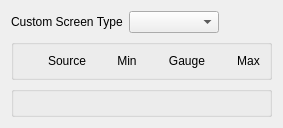
Qt form companion/src/modeledit/telemetry_customscreen.ui (opentx/opentx) before a commit.
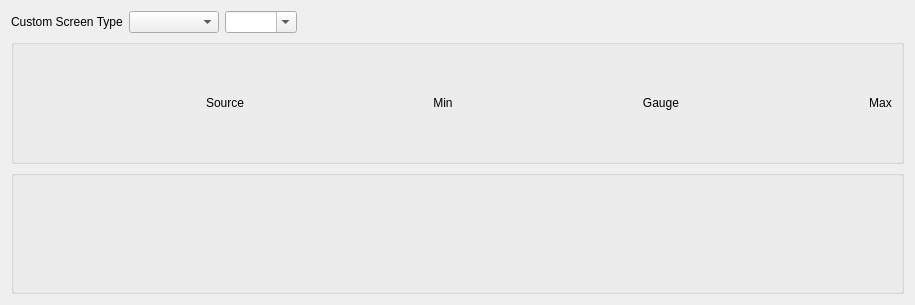
The same form after that commit. Custom widgets are drawn as their Qt base class.

```diff
--- a/companion/src/modeledit/telemetry_customscreen.ui
+++ b/companion/src/modeledit/telemetry_customscreen.ui
@@ -6,8 +6,8 @@
    <rect>
     <x>0</x>
     <y>0</y>
-    <width>283</width>
-    <height>86</height>
+    <width>915</width>
+    <height>305</height>
    </rect>
   </property>
   <property name="windowTitle">
@@ -15,7 +15,7 @@
   </property>
   <layout class="QVBoxLayout" name="verticalLayout">
    <item>
-    <layout class="QHBoxLayout" name="screenScript" stretch="0,0,1">
+    <layout class="QHBoxLayout" name="screenScript" stretch="0,0,0,1">
      <item>
       <widget class="QLabel" name="screenTypeLabel">
        <property name="sizePolicy">
@@ -52,7 +52,14 @@
       </widget>
      </item>
      <item>
-      <spacer name="horizontalSpacer_16">
+      <widget class="QComboBox" name="scriptName">
+       <property name="editable">
+        <bool>true</bool>
+       </property>
+      </widget>
+     </item>
+     <item>
+      <spacer name="horizontalSpacer">
        <property name="orientation">
         <enum>Qt::Horizontal</enum>
        </property>
```
Left out of the diff: 8 changed lines with no effect on the pictures.
